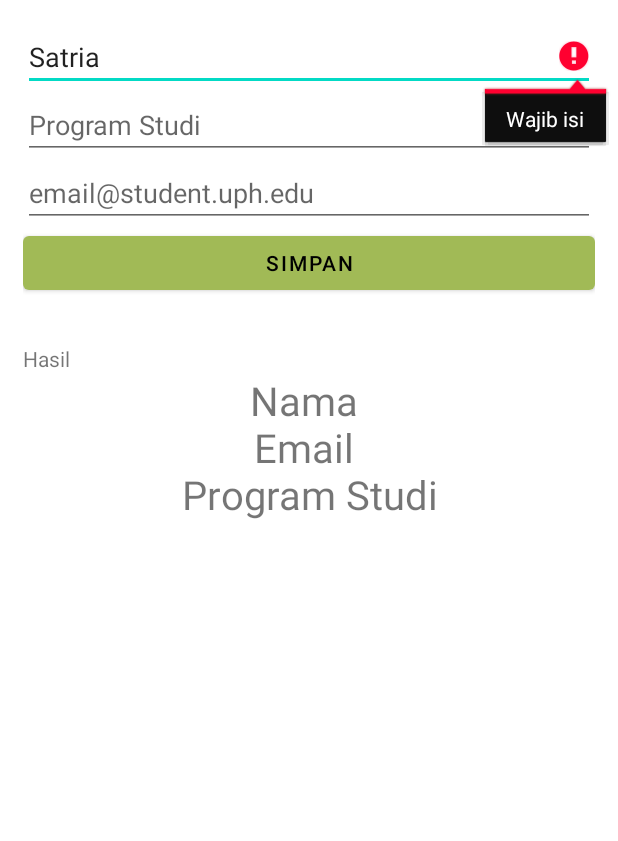
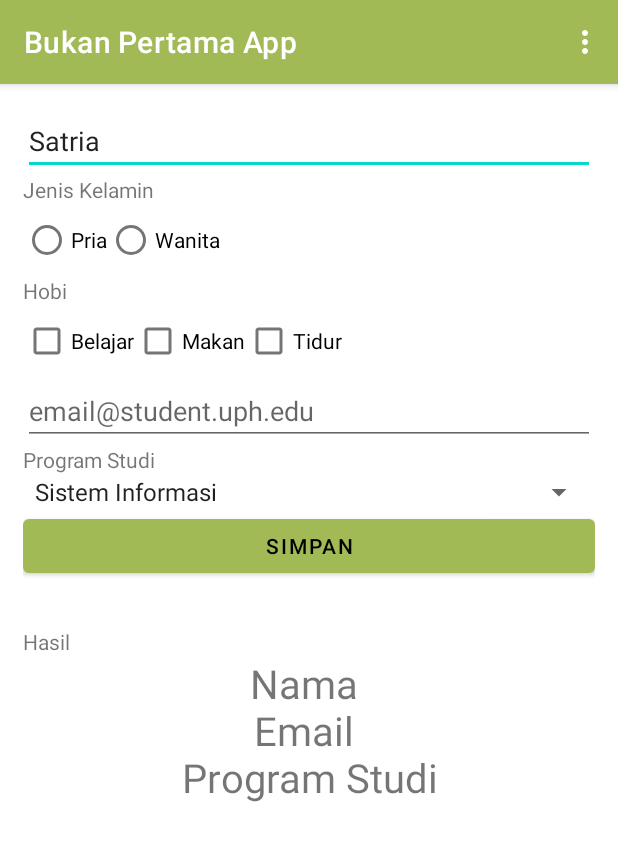
Before and after one commit to jovinjuan/androidapp, an Android app built with Jetpack Compose: the DashboardActivity screen opened directly, with no data from a screen before it, after a tap on "Profil", on a phone screen of 412 x 824 dp. Shown: the top 841 px of the screen. Run offline under Robolectric (Android 15) with nearby library versions, the phone set to English and light mode, and no system bars.

Commit message:
Pertemuan 7

```diff
--- a/app/src/main/java/edu/uph/m23si2/pertamaapp/DashboardActivity.java
+++ b/app/src/main/java/edu/uph/m23si2/pertamaapp/DashboardActivity.java
@@ -39,14 +39,14 @@ public class DashboardActivity extends AppCompatActivity {
 
         drawerLayout = findViewById(R.id.drawer_layout);
         navigationView = findViewById(R.id.nav_view);
-        Toolbar toolbar = findViewById(R.id.toolbar);
-        setSupportActionBar(toolbar);
+//        Toolbar toolbar = findViewById(R.id.toolbar);
+//        setSupportActionBar(toolbar);
 
 
-        toggle = new ActionBarDrawerToggle(this, drawerLayout, toolbar,
-                R.string.navigation_drawer_open, R.string.navigation_drawer_close);
-        drawerLayout.addDrawerListener(toggle);
-        toggle.syncState();
+//        toggle = new ActionBarDrawerToggle(this, drawerLayout, toolbar,
+//                R.string.navigation_drawer_open, R.string.navigation_drawer_close);
+//        drawerLayout.addDrawerListener(toggle);
+//        toggle.syncState();
 
 
         llyProfil= findViewById(R.id.llyProfil);
--- a/app/src/main/java/edu/uph/m23si2/pertamaapp/ProfilActivity.java
+++ b/app/src/main/java/edu/uph/m23si2/pertamaapp/ProfilActivity.java
@@ -1,9 +1,17 @@
 package edu.uph.m23si2.pertamaapp;
 
 import android.os.Bundle;
+import android.view.Menu;
+import android.view.MenuInflater;
+import android.view.MenuItem;
 import android.view.View;
+import android.widget.ArrayAdapter;
 import android.widget.Button;
+import android.widget.CheckBox;
 import android.widget.EditText;
+import android.widget.RadioButton;
+import android.widget.RadioGroup;
+import android.widget.Spinner;
 import android.widget.TextView;
 
 import androidx.activity.EdgeToEdge;
@@ -14,15 +22,12 @@ import androidx.core.view.WindowInsetsCompat;
 
 public class ProfilActivity extends AppCompatActivity {
     Button btnSubmit;
-    EditText edtNama, edtEmail, edtProdi;
+    EditText edtNama, edtEmail;
     TextView txvHasil;
-
-    @Override
-    protected void onStop() {
-        super.onStop();
-
-
-    }
+    Spinner sprProdi;
+    RadioButton rdbPria, rdbWanita;
+    RadioGroup rdgJenisKelamin;
+    CheckBox ckbMakan,ckbTidur, ckbBelajar;
 
     @Override
     protected void onCreate(Bundle savedInstanceState) {
@@ -34,27 +39,68 @@ public class ProfilActivity extends AppCompatActivity {
             v.setPadding(systemBars.left, systemBars.top, systemBars.right, systemBars.bottom);
             return insets;
         });
-
+        init();
+        edtNama.setText(getIntent().getStringExtra("nama"));
+        btnSubmit.setOnClickListener(new View.OnClickListener() {
+            public void onClick(View v) {
+                simpan();
+            }
+        });
+    }
+    public void init(){
         btnSubmit = findViewById(R.id.btnSubmit);
         edtNama = findViewById(R.id.edtNama);
         edtEmail = findViewById(R.id.edtEmail);
-        edtProdi = findViewById(R.id.edtProdi);
         txvHasil = findViewById(R.id.txvHasil);
+        sprProdi = findViewById(R.id.sprProdi);
+        rdgJenisKelamin = findViewById(R.id.rdgJenisKelamin);
+        rdbPria = findViewById(R.id.rdbPria);
+        rdbWanita = findViewById(R.id.rdbWanita);
+        ckbTidur = findViewById(R.id.ckbTidur);
+        ckbMakan = findViewById(R.id.ckbMakan);
+        ckbBelajar = findViewById(R.id.ckbBelajar);
 
-        edtNama.setError("Wajib isi");
+        // Create an ArrayAdapter using the string array and a default spinner layout.
+        ArrayAdapter<CharSequence> adapter = ArrayAdapter.createFromResource(
+                this,
+                R.array.prodi_array,
+                android.R.layout.simple_spinner_item
+        );
+        // Specify the layout to use when the list of choices appears.
+        adapter.setDropDownViewResource(android.R.layout.simple_spinner_dropdown_item);
+        // Apply the adapter to the spinner.
+        sprProdi.setAdapter(adapter);
+    }
+    public boolean isValidated(){
+        if(edtNama.getText().toString().equals("")){
+            edtNama.setError("Nama wajib di isi");
+            return false;
+        }else if(edtEmail.getText().toString().equals("")) {
+            edtEmail.setError("Email wajib di isi");
+            return false;
+        }
+        return true;
+    }
+    public void simpan(){
+        if(isValidated()){
+            // Menampilkan hasil di txvHasil
+            String nama = edtNama.getText().toString();
+            String email = edtEmail.getText().toString();
+            String prodi = sprProdi.getSelectedItem().toString();
+            String jenisKelamin = "";
+            String hobi="";
+            if(rdbWanita.isChecked()) jenisKelamin= rdbWanita.getText().toString();
+            else if(rdbPria.isChecked()) jenisKelamin= rdbPria.getText().toString();
 
-        edtNama.setText(getIntent().getStringExtra("nama"));
+            if(ckbBelajar.isChecked()) hobi += ckbBelajar.getText().toString()+"; ";
+            if(ckbMakan.isChecked()) hobi += ckbMakan.getText().toString()+"; ";
+            if(ckbTidur.isChecked()) hobi += ckbTidur.getText().toString()+"; ";
 
-        btnSubmit.setOnClickListener(new View.OnClickListener() {
-            public void onClick(View v) {
-                // Menampilkan hasil di txvHasil
-                String nama = edtNama.getText().toString();
-                String email = edtEmail.getText().toString();
-                String prodi = edtProdi.getText().toString();
-                txvHasil.setText(nama + "\n"+ email + "\nProgram Studi" + prodi + "\n" +
-                        getNamaFakultas(prodi));
-            }
-        });
+            txvHasil.setText(nama + "("+jenisKelamin+")"+
+                    "\nHobi "+hobi
+                    + "\n"+ email + "\nProgram Studi " + prodi + "\n" +
+                    getNamaFakultas(prodi));
+        }
     }
 
     String getNamaFakultas(String prodi){
@@ -72,4 +118,22 @@ public class ProfilActivity extends AppCompatActivity {
         else
             return "Fakultas Tidak di Temukan";
     }
+
+    @Override
+    public boolean onCreateOptionsMenu(Menu menu) {
+        MenuInflater inflater = getMenuInflater();
+        inflater.inflate(R.menu.menu_profil, menu);
+        return true;
+    }
+    @Override
+    public boolean onOptionsItemSelected(MenuItem item) {
+        // Handle item selection.
+        if(item.getItemId()==R.id.mSimpan){
+            simpan();
+            return true;
+        }
+        else{
+            return super.onOptionsItemSelected(item);
+        }
+    }
 }
--- a/app/src/main/res/layout/activity_profil.xml
+++ b/app/src/main/res/layout/activity_profil.xml
@@ -25,22 +25,78 @@
             android:ems="10"
             android:inputType="text"
             android:hint="Nama"/>
-
-        <EditText
-            android:id="@+id/edtProdi"
+        <TextView
+            android:id="@+id/textView41"
             android:layout_width="match_parent"
             android:layout_height="wrap_content"
-            android:ems="10"
-            android:inputType="text"
-            android:hint="Program Studi"/>
+            android:text="Jenis Kelamin" />
+
+        <RadioGroup
+            android:id="@+id/rdgJenisKelamin"
+            android:layout_width="match_parent"
+            android:layout_height="wrap_content"
+            android:orientation="horizontal">
+            <RadioButton
+                android:id="@+id/rdbPria"
+                android:layout_width="wrap_content"
+                android:layout_height="wrap_content"
+                android:text="Pria" />
+
+            <RadioButton
+                android:id="@+id/rdbWanita"
+                android:layout_width="wrap_content"
+                android:layout_height="wrap_content"
+                android:text="Wanita" />
+        </RadioGroup>
+
+        <TextView
+            android:id="@+id/textView42"
+            android:layout_width="match_parent"
+            android:layout_height="wrap_content"
+            android:text="Hobi" />
+
+        <LinearLayout
+            android:layout_width="match_parent"
+            android:layout_height="wrap_content"
+            android:orientation="horizontal">
+
+            <CheckBox
+                android:id="@+id/ckbBelajar"
+                android:layout_width="wrap_content"
+                android:layout_height="wrap_content"
+                android:text="Belajar" />
+
+            <CheckBox
+                android:id="@+id/ckbMakan"
+                android:layout_width="wrap_content"
+                android:layout_height="wrap_content"
+                android:text="Makan" />
+
+            <CheckBox
+                android:id="@+id/ckbTidur"
+                android:layout_width="wrap_content"
+                android:layout_height="wrap_content"
+                android:text="Tidur" />
+        </LinearLayout>
 
         <EditText
             android:id="@+id/edtEmail"
             android:layout_width="match_parent"
             android:layout_height="wrap_content"
             android:ems="10"
-            android:inputType="textEmailAddress"
-            android:hint="email@student.uph.edu"/>
+            android:hint="email@student.uph.edu"
+            android:inputType="textEmailAddress" />
+
+        <TextView
+            android:id="@+id/textView4"
+            android:layout_width="match_parent"
+            android:layout_height="wrap_content"
+            android:text="Program Studi" />
+
+        <Spinner
+            android:id="@+id/sprProdi"
+            android:layout_width="match_parent"
+            android:layout_height="wrap_content" />
 
         <Button
             android:id="@+id/btnSubmit"
--- /dev/null
+++ b/app/src/main/res/menu/menu_profil.xml
@@ -0,0 +1,7 @@
+<?xml version="1.0" encoding="utf-8"?>
+<menu xmlns:android="http://schemas.android.com/apk/res/android">
+    <item android:id="@+id/mSimpan"
+        android:title="Simpan" />
+    <item android:id="@+id/mPengaturan"
+        android:title="Pengaturan" />
+</menu>
--- a/app/src/main/res/values/strings.xml
+++ b/app/src/main/res/values/strings.xml
@@ -3,4 +3,12 @@
     <string name="name">Nama</string>
     <string name="navigation_drawer_open">-</string>
     <string name="navigation_drawer_close">+</string>
+    <string-array name="prodi_array">
+        <item>Sistem Informasi</item>
+        <item>Informatika</item>
+        <item>Hukum</item>
+        <item>Manajemen</item>
+        <item>Akuntansi</item>
+        <item>Manajemen Perhotelan</item>
+    </string-array>
 </resources>
--- a/app/src/main/res/values/themes.xml
+++ b/app/src/main/res/values/themes.xml
@@ -1,6 +1,6 @@
 <?xml version="1.0" encoding="utf-8"?>
 <resources xmlns:tools="http://schemas.android.com/tools">
-    <style name="Theme.PertamaApp" parent="Theme.MaterialComponents.DayNight.NoActionBar">
+    <style name="Theme.PertamaApp" parent="Theme.MaterialComponents.DayNight.DarkActionBar">
         <item name="colorPrimary">#A1BA56</item>
         <item name="colorPrimaryVariant">@color/purple_700</item>
         <item name="colorOnPrimary">@color/black</item>
```
